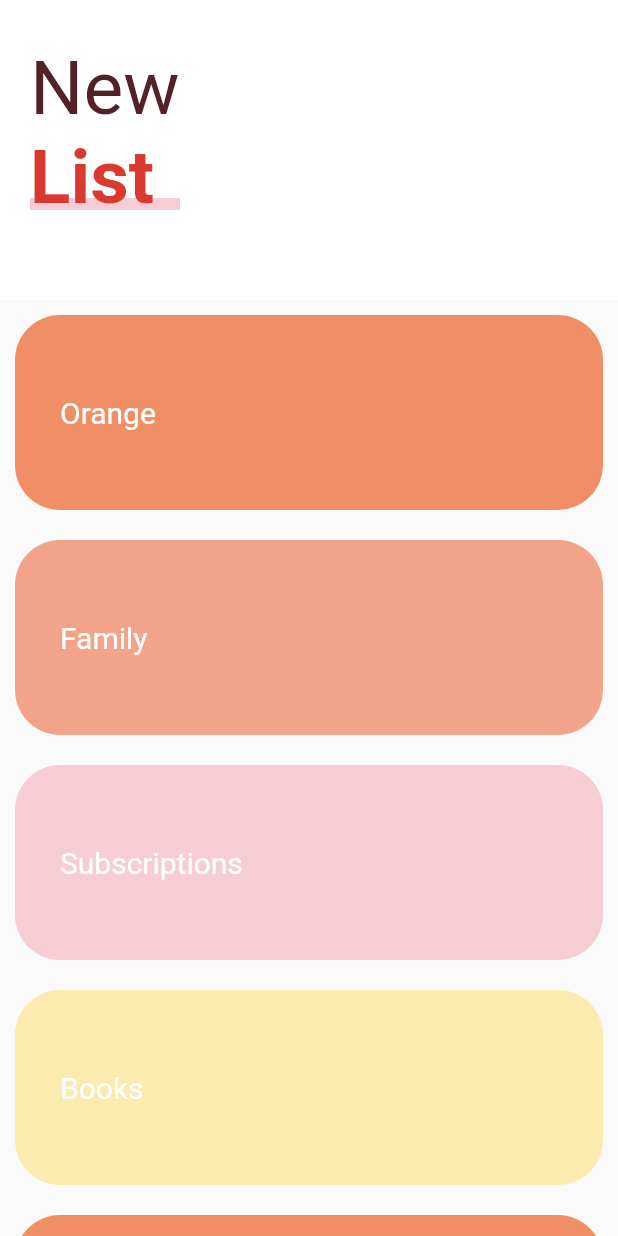
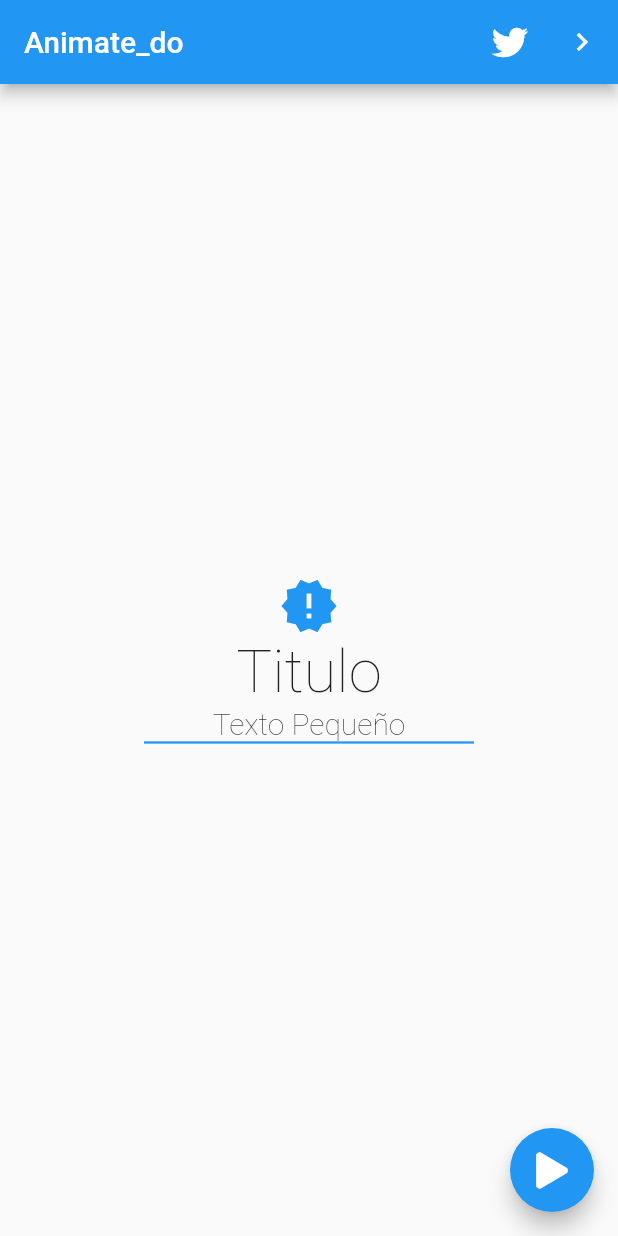
Before and after one commit to agusci21/disenios, a Flutter app: the screen it shows after launch, on a phone screen of 412 x 824 dp. Run offline on Flutter 3.47's test engine with Material 2 defaults, Android fonts, the phone set to English and light mode, and no system bars; our stand-ins replace animate_do, flutter_svg, font_awesome_flutter.

Commit message:
Animate do inicio

```diff
--- a/lib/main.dart
+++ b/lib/main.dart
@@ -1,5 +1,6 @@
 import 'package:disenios_01/src/pages/animaciones_page.dart';
 import 'package:disenios_01/src/labs/circular_progres_page.dart';
+import 'package:disenios_01/src/pages/animate_do_page.dart';
 import 'package:disenios_01/src/pages/emergency_page.dart';
 import 'package:disenios_01/src/pages/graficas_circulares_page.dart';
 import 'package:disenios_01/src/pages/headres_page.dart';
@@ -18,7 +19,7 @@ class MyApp extends StatelessWidget {
     return MaterialApp(
       debugShowCheckedModeBanner: false,
       title: 'Diseños app',
-      initialRoute:'sliverPage' ,
+      initialRoute:'animateDo1' ,
       routes: {
         'headers'     : (_) => HeadersPage(),
         'animaciones' : (_) => AnimacionesPage(),
@@ -29,6 +30,7 @@ class MyApp extends StatelessWidget {
         'pinterestPage' : (_) => PinterestPage(),
         'emergenyPage'  : (_) => EmergenyPage(),
         'sliverPage'    : (_) => SliverPage(),
+        'animateDo1'    : (_) => AnimateDo1Page(),
       },
     );
   }
--- /dev/null
+++ b/lib/src/pages/animate_do_page.dart
@@ -0,0 +1,44 @@
+import 'package:flutter/material.dart';
+import 'package:font_awesome_flutter/font_awesome_flutter.dart';
+
+
+class AnimateDo1Page extends StatelessWidget {
+
+  @override
+  Widget build(BuildContext context) {
+    return Scaffold(
+
+      appBar: AppBar(
+        title: Text('Animate_do'),
+        actions: [
+          IconButton(onPressed: (){}, icon: FaIcon(FontAwesomeIcons.twitter)),
+          IconButton(onPressed: (){}, icon: Icon(Icons.navigate_next))
+        ],
+
+      ),
+
+      floatingActionButton: FloatingActionButton(
+        child: FaIcon(FontAwesomeIcons.play),
+        onPressed: (){},
+      ),
+
+      body: Center(
+        child: Column(
+          mainAxisAlignment: MainAxisAlignment.center,
+          children: [
+
+            Icon(Icons.new_releases, color: Colors.blue, size: 40,),
+
+            Text('Titulo',style: TextStyle(fontSize: 40, fontWeight: FontWeight.w200),),
+
+            Text('Texto Pequeño',style: TextStyle(fontSize: 20, fontWeight: FontWeight.w200),),
+
+            Container(width: 220,height: 1.5,color: Colors.blue,)
+
+
+          ],
+        ),
+      )
+   );
+  }
+}
```
Also changed, not shown: lib/src/pages/slivers_page.dart (+39 -2 lines).
